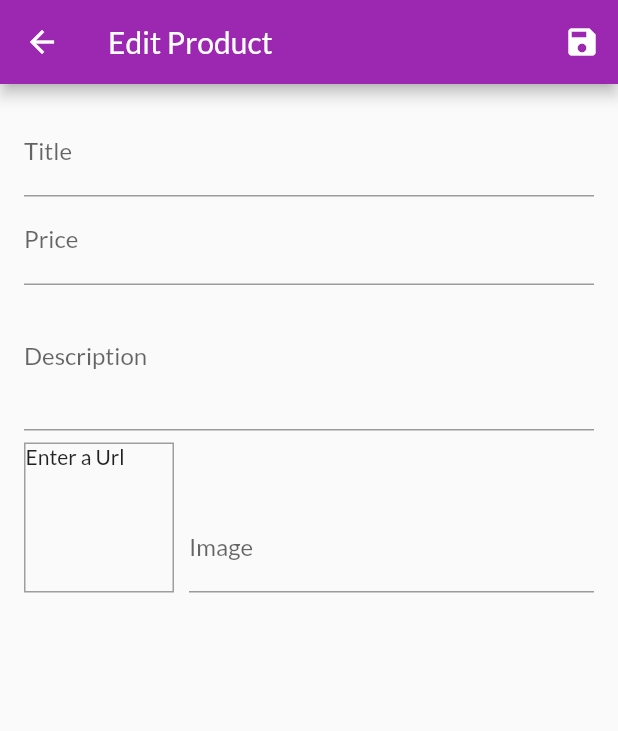
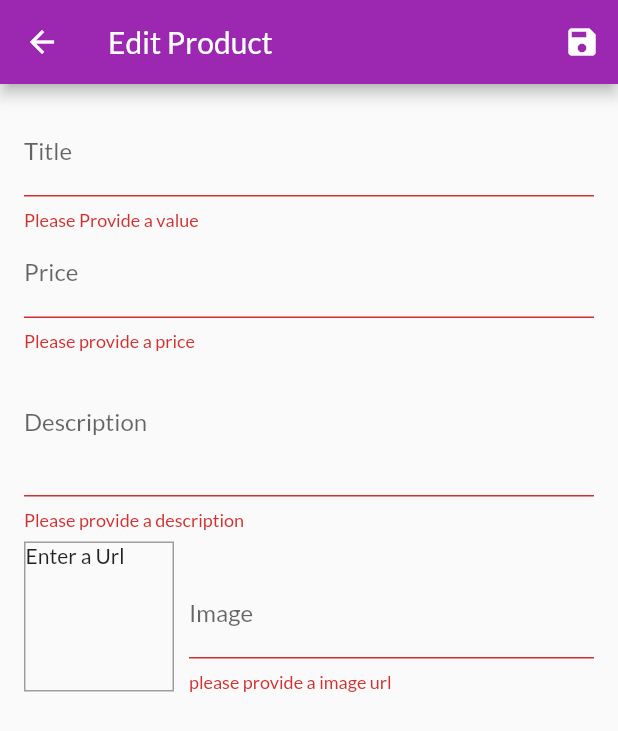
Before and after one commit to mariovzc/flutter_shop_cart, a Flutter app: the EditProductScreen screen opened by its route, after a tap on the "save" icon, on a phone screen of 412 x 824 dp. Shown: the top 731 px of the screen. Run offline on Flutter 3.47's test engine with Material 2 defaults, Android fonts, the phone set to English and light mode, and no system bars; network calls fail.

Commit message:
allow to create a product

```diff
--- a/lib/providers/products.dart
+++ b/lib/providers/products.dart
@@ -64,6 +64,13 @@ class Products with ChangeNotifier{
   // }
 
   void addProduct(Product product) {
+    final _newProduct = Product(
+      title: product.title,
+      description: product.description,
+      price: product.price,
+      id: DateTime.now().toString(),
+      imageUrl: product.imageUrl,
+    );
     _items.add(product);
     notifyListeners();
   }
--- a/lib/screens/edit_product_screen.dart
+++ b/lib/screens/edit_product_screen.dart
@@ -1,5 +1,7 @@
 import 'package:flutter/material.dart';
+import 'package:provider/provider.dart';
 import 'package:shop/providers/product.dart';
+import 'package:shop/providers/products.dart';
 
 class EditProductScreen extends StatefulWidget {
 
@@ -50,11 +52,13 @@ class _EditProductScreenState extends State<EditProductScreen> {
   }
 
   void _saveForm() {
+    final isValid = _formKey.currentState.validate();
+    if (!isValid) {
+      return;
+    }
     _formKey.currentState.save();
-    print(_editedProduct.title);
-    print(_editedProduct.price);
-    print(_editedProduct.imageUrl);
-    print(_editedProduct.description);
+    Provider.of<Products>(context).addProduct(_editedProduct);
+    Navigator.of(context).pop();
   }
 
   @override
@@ -90,8 +94,13 @@ class _EditProductScreenState extends State<EditProductScreen> {
                     id: null,
                     imageUrl: _editedProduct.imageUrl,
                     price: _editedProduct.price,
-
                   );
+                },
+                validator: (value) {
+                  if (value.isEmpty) {
+                    return 'Please Provide a value';
+                  }
+                  return null;
                 },
               ),
               TextFormField(
@@ -113,6 +122,20 @@ class _EditProductScreenState extends State<EditProductScreen> {
                     price: double.parse(value),
                   );
                 },
+                validator: (value) {
+                  if (value.isEmpty) {
+                    return 'Please provide a price';
+                  }
+                  if (double.tryParse(value) == null) {
+                    return 'Please enter a valid number';
+                  }
+
+                  if (double.parse(value) <= 0) {
+                    return 'Please enter a number greather than 0';
+                  }
+
+                  return null;
+                },
               ),
               TextFormField(
                 decoration: InputDecoration(
@@ -129,6 +152,15 @@ class _EditProductScreenState extends State<EditProductScreen> {
                     imageUrl: _editedProduct.imageUrl,
                     price: _editedProduct.price,
                   );
+                },
+                validator: (value){
+                  if (value.isEmpty) {
+                    return 'Please provide a description';
+                  }
+                  if (value.length < 10) {
+                    return 'should be at least 10 characters';
+                  }
+                  return null;
                 },
               ),
               Row(
@@ -172,6 +204,15 @@ class _EditProductScreenState extends State<EditProductScreen> {
                           price: _editedProduct.price,
                         );
                       },
+                      validator: (value) {
+                        if (value.isEmpty) {
+                          return 'please provide a image url';
+                        }
+                        if (!value.startsWith('http') || !value.startsWith('https')) {
+                          return 'Please enter a valid Url';
+                        }
+                        return null;
+                      },
                     ),
                   ),
                 ],
```
